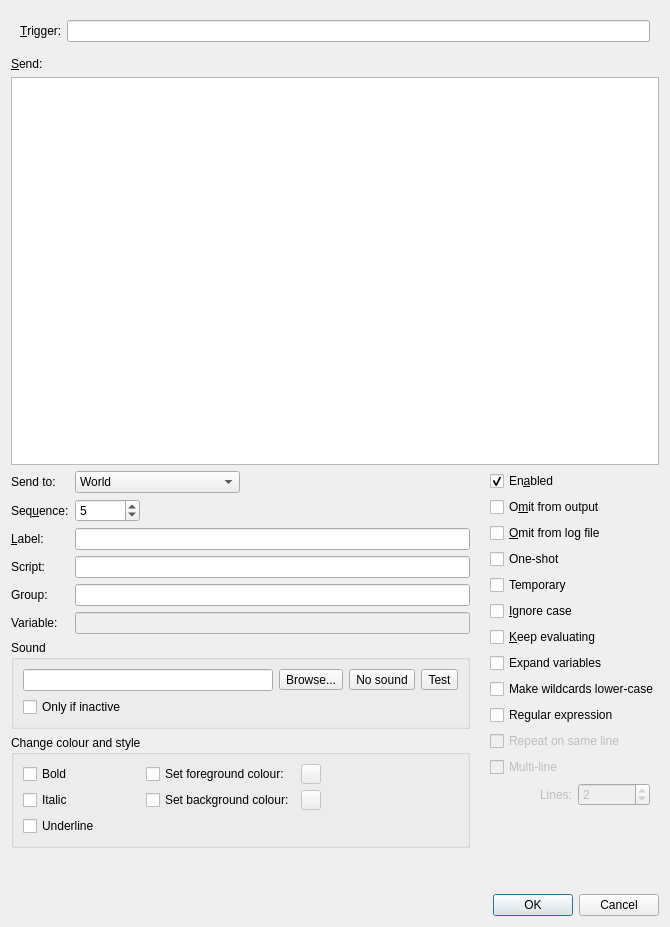
Qt form smushclient-qt/cpp/ui/prefs/triggeredit.ui (jnbooth/smushclient) before a commit.
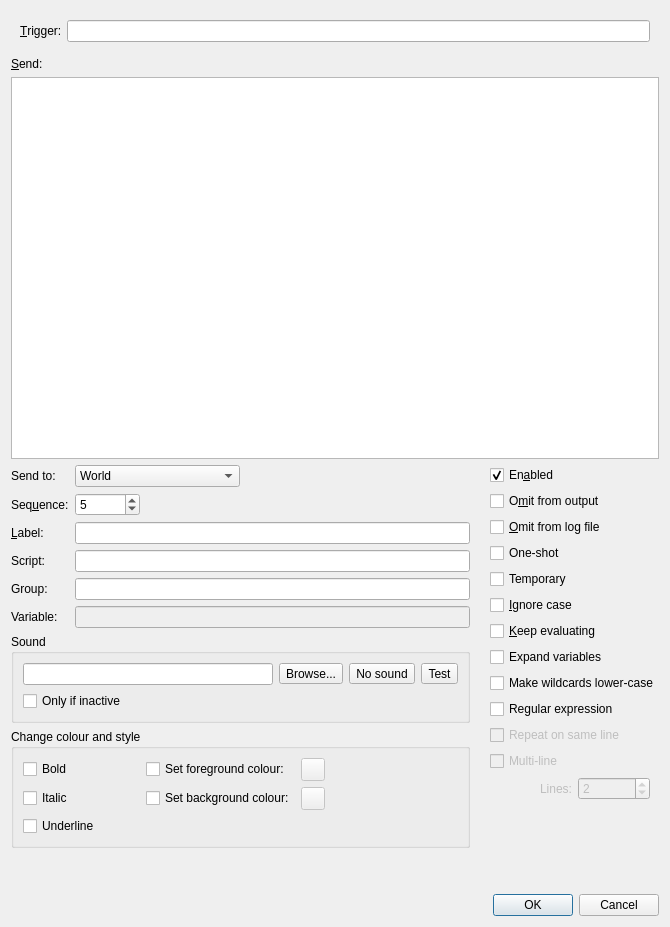
The same form after that commit. Icons and pictures are not drawn. Custom widgets are drawn as their Qt base class.

```diff
--- a/smushclient-qt/cpp/ui/prefs/triggeredit.ui
+++ b/smushclient-qt/cpp/ui/prefs/triggeredit.ui
@@ -319,7 +319,7 @@
             <property name="enabled">
              <bool>false</bool>
             </property>
-            <property name="maximumSize">
+            <property name="baseSize">
              <size>
               <width>20</width>
               <height>20</height>
@@ -352,7 +352,7 @@
             <property name="enabled">
              <bool>false</bool>
             </property>
-            <property name="maximumSize">
+            <property name="baseSize">
              <size>
               <width>20</width>
               <height>20</height>
```
